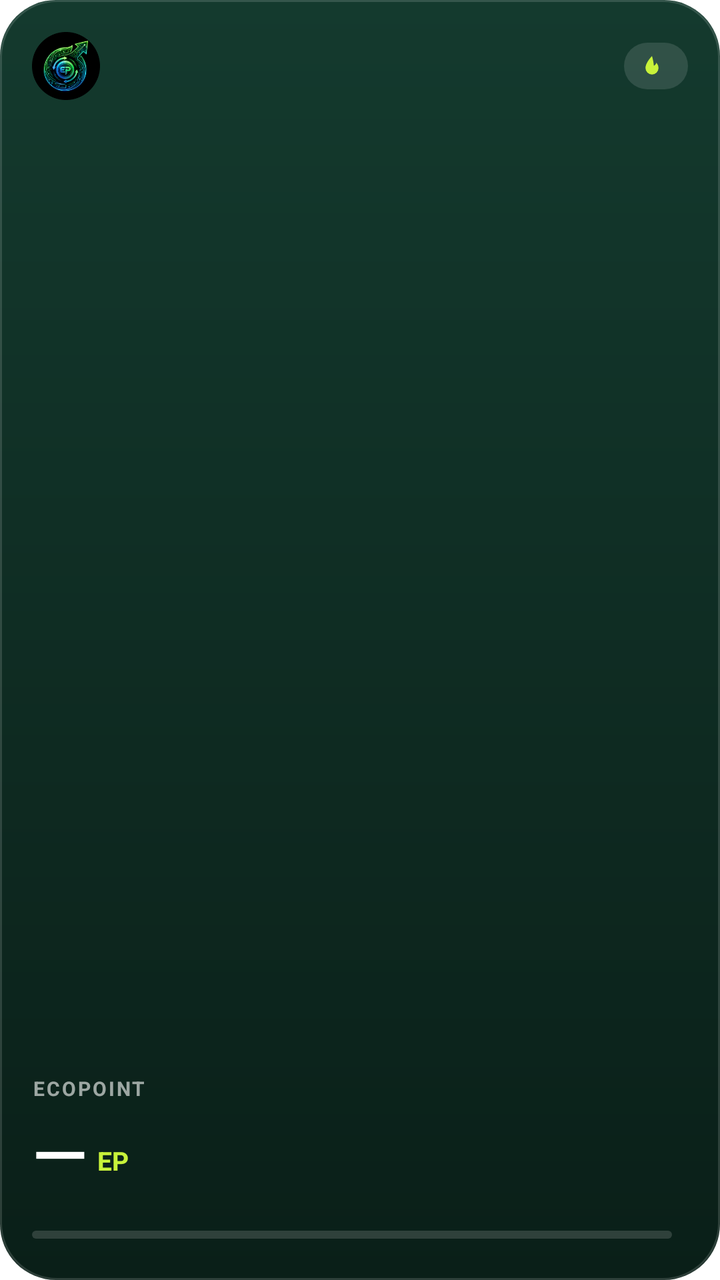
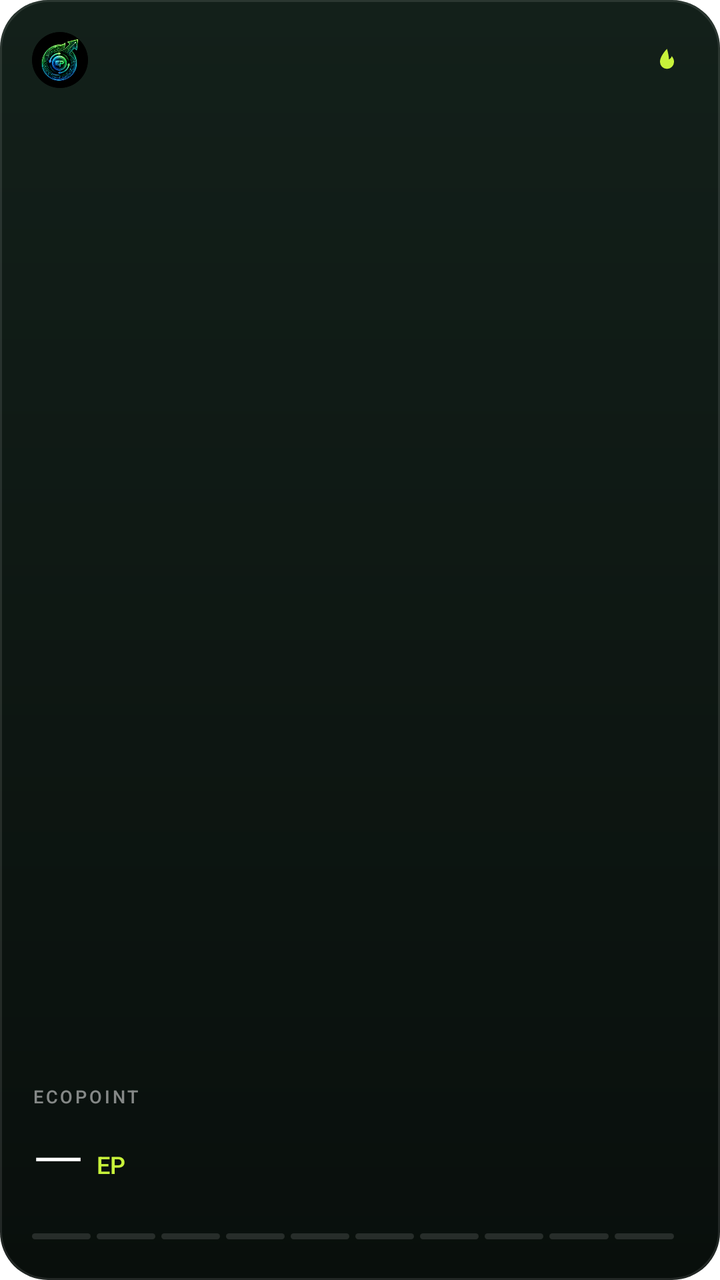

Two renders of the same Android screen: before a commit and after it. Below are the layout's source before the change and the commit's diff.
<!-- AndroidManifest.xml: fallback theme Theme.MaterialComponents.DayNight.NoActionBar -->
<!-- res/layout/ep_widget_s.xml -->
<?xml version="1.0" encoding="utf-8"?>
<FrameLayout xmlns:android="http://schemas.android.com/apk/res/android"
    android:id="@+id/ep_widget_root"
    android:layout_width="match_parent"
    android:layout_height="match_parent"
    android:background="@drawable/ep_widget_bg">

    <LinearLayout
        android:layout_width="match_parent"
        android:layout_height="match_parent"
        android:orientation="vertical"
        android:padding="16dp">

                        <LinearLayout
                android:layout_width="match_parent"
                android:layout_height="wrap_content"
                android:gravity="center_vertical"
                android:orientation="horizontal">
                <ImageView
                android:layout_width="34dp"
                android:layout_height="34dp"
                android:contentDescription="EcoPoint"
                android:scaleType="fitCenter"
                android:src="@drawable/ep_widget_logo" />
                <View
                android:layout_width="0dp"
                android:layout_height="1dp"
                android:layout_weight="1" />
                <LinearLayout
                android:id="@+id/ep_widget_streak_chip"
                android:layout_width="wrap_content"
                android:layout_height="wrap_content"
                android:background="@drawable/ep_widget_pill"
                android:gravity="center_vertical"
                android:orientation="horizontal"
                android:paddingStart="8dp"
                android:paddingTop="4dp"
                android:paddingEnd="9dp"
                android:paddingBottom="4dp">

                <ImageView
                    android:layout_width="12dp"
                    android:layout_height="12dp"
                    android:importantForAccessibility="no"
                    android:src="@drawable/ep_widget_flame" />

                <TextView
                    android:id="@+id/ep_widget_streak"
                    android:layout_width="wrap_content"
                    android:layout_height="wrap_content"
                    android:layout_marginStart="3dp"
                    android:includeFontPadding="false"
                    android:text=""
                    android:textColor="#FFC8F23A"
                    android:textSize="13sp"
                    android:textStyle="bold" />
            </LinearLayout>
            </LinearLayout>

            <View
                android:layout_width="match_parent"
                android:layout_height="0dp"
                android:layout_weight="1" />

            <TextView
                android:id="@+id/ep_widget_label"
                android:layout_width="wrap_content"
                android:layout_height="wrap_content"
                android:layout_marginBottom="6dp"
                android:letterSpacing="0.1"
                android:maxLines="1"
                android:text="EcoPoint"
                android:textAllCaps="true"
                android:textColor="#99FFFFFF"
                android:textSize="10sp"
                android:textStyle="bold" />

            <LinearLayout
                android:layout_width="wrap_content"
                android:layout_height="wrap_content"
                android:gravity="bottom"
                android:orientation="horizontal">

                <TextView
                    android:id="@+id/ep_widget_balance"
                    android:layout_width="wrap_content"
                    android:layout_height="wrap_content"
                    android:fontFamily="sans-serif-medium"
                    android:includeFontPadding="false"
                    android:maxLines="1"
                    android:text="—"
                    android:textColor="#FFFFFFFF"
                    android:textSize="36sp" />

                <TextView
                    android:id="@+id/ep_widget_unit"
                    android:layout_width="wrap_content"
                    android:layout_height="wrap_content"
                    android:layout_marginStart="5dp"
                    android:layout_marginBottom="5dp"
                    android:includeFontPadding="false"
                    android:text="EP"
                    android:textColor="#FFC8F23A"
                    android:textSize="13sp"
                    android:textStyle="bold" />
            </LinearLayout>

            <LinearLayout
                android:layout_width="match_parent"
                android:layout_height="wrap_content"
                android:layout_marginTop="12dp"
                android:gravity="center_vertical"
                android:orientation="horizontal">
                <ProgressBar
                    android:id="@+id/ep_widget_progress"
                    style="@android:style/Widget.ProgressBar.Horizontal"
                    android:layout_width="0dp"
                    android:layout_height="4dp"
                    android:layout_weight="1"
                    android:max="100"
                    android:progress="0"
                    android:progressDrawable="@drawable/ep_widget_progress" />
                <TextView
                    android:id="@+id/ep_widget_goal"
                    android:layout_width="wrap_content"
                    android:layout_height="wrap_content"
                    android:layout_marginStart="8dp"
                    android:includeFontPadding="false"
                    android:text=""
                    android:textColor="#B3FFFFFF"
                    android:textSize="11sp"
                    android:textStyle="bold" />
            </LinearLayout>
    </LinearLayout>
</FrameLayout>
<!-- resources referenced by this layout -->
<resources>
  <!-- drawable ep_widget_bg (drawable) -->
  <?xml version="1.0" encoding="utf-8"?>
  <layer-list xmlns:android="http://schemas.android.com/apk/res/android">
      <item>
          <shape android:shape="rectangle">
              <gradient android:angle="270" android:startColor="#FF143A2E" android:endColor="#FF0A1F18" />
              <corners android:radius="28dp" />
          </shape>
      </item>
      <item>
          <shape android:shape="rectangle">
              <stroke android:width="1dp" android:color="#24FFFFFF" />
              <corners android:radius="28dp" />
          </shape>
      </item>
  </layer-list>
  <!-- drawable ep_widget_flame (drawable) -->
  <?xml version="1.0" encoding="utf-8"?>
  <vector xmlns:android="http://schemas.android.com/apk/res/android"
      android:width="24dp"
      android:height="24dp"
      android:viewportWidth="24"
      android:viewportHeight="24">
      <path
          android:fillColor="#FFC8F23A"
          android:pathData="M12,2C12,2 5.5,8.5 5.5,14a6.5,6.5 0 0 0 13,0c0,-2.2 -1,-3.8 -2.1,-5.3c-0.5,1.6 -1.5,2.6 -2.6,3.1C13.8,8.2 12,2 12,2z" />
  </vector>
  <!-- drawable ep_widget_logo: png bitmap (drawable-nodpi, 46098 bytes) -->
  <!-- drawable ep_widget_pill (drawable) -->
  <?xml version="1.0" encoding="utf-8"?>
  <shape xmlns:android="http://schemas.android.com/apk/res/android" android:shape="rectangle">
      <solid android:color="#1FFFFFFF" />
      <corners android:radius="20dp" />
  </shape>
  <!-- drawable ep_widget_progress (drawable) -->
  <?xml version="1.0" encoding="utf-8"?>
  <layer-list xmlns:android="http://schemas.android.com/apk/res/android">
      <item android:id="@android:id/background">
          <shape android:shape="rectangle">
              <solid android:color="#26FFFFFF" />
              <corners android:radius="3dp" />
          </shape>
      </item>
      <item android:id="@android:id/progress">
          <clip>
              <shape android:shape="rectangle">
                  <solid android:color="#FFC8F23A" />
                  <corners android:radius="3dp" />
              </shape>
          </clip>
      </item>
  </layer-list>
</resources>

<!-- the commit's change to res/layout/ep_widget_s.xml (unified diff, before → after) -->
@@ -11,71 +11,72 @@
         android:orientation="vertical"
         android:padding="16dp">
 
-                        <LinearLayout
+            <LinearLayout
                 android:layout_width="match_parent"
                 android:layout_height="wrap_content"
                 android:gravity="center_vertical"
                 android:orientation="horizontal">
                 <ImageView
-                android:layout_width="34dp"
-                android:layout_height="34dp"
+                android:layout_width="28dp"
+                android:layout_height="28dp"
                 android:contentDescription="EcoPoint"
                 android:scaleType="fitCenter"
                 android:src="@drawable/ep_widget_logo" />
-                <View
+                <TextView
                 android:layout_width="0dp"
-                android:layout_height="1dp"
-                android:layout_weight="1" />
+                android:layout_height="wrap_content"
+                android:layout_weight="1"
+                android:importantForAccessibility="no"
+                android:text="" />
                 <LinearLayout
                 android:id="@+id/ep_widget_streak_chip"
                 android:layout_width="wrap_content"
                 android:layout_height="wrap_content"
-                android:background="@drawable/ep_widget_pill"
                 android:gravity="center_vertical"
-                android:orientation="horizontal"
-                android:paddingStart="8dp"
-                android:paddingTop="4dp"
-                android:paddingEnd="9dp"
-                android:paddingBottom="4dp">
+                android:orientation="horizontal">
 
                 <ImageView
-                    android:layout_width="12dp"
-                    android:layout_height="12dp"
+                    android:layout_width="13dp"
+                    android:layout_height="13dp"
                     android:importantForAccessibility="no"
+                    android:id="@+id/ep_widget_flame"
                     android:src="@drawable/ep_widget_flame" />
 
                 <TextView
                     android:id="@+id/ep_widget_streak"
                     android:layout_width="wrap_content"
                     android:layout_height="wrap_content"
-                    android:layout_marginStart="3dp"
+                    android:layout_marginStart="4dp"
+                    android:fontFamily="sans-serif-medium"
                     android:includeFontPadding="false"
                     android:text=""
-                    android:textColor="#FFC8F23A"
-                    android:textSize="13sp"
-                    android:textStyle="bold" />
-            </LinearLayout>
-            </LinearLayout>
-
-            <View
+                    android:textColor="#E6FFFFFF"
+                    android:textSize="14sp" />
+            </LinearLayout>
+            </LinearLayout>
+
+            <LinearLayout
                 android:layout_width="match_parent"
                 android:layout_height="0dp"
-                android:layout_weight="1" />
-
-            <TextView
+                android:layout_weight="1"
+                android:gravity="bottom"
+                android:orientation="vertical">
+                <TextView
                 android:id="@+id/ep_widget_label"
                 android:layout_width="wrap_content"
                 android:layout_height="wrap_content"
+                
+                android:layout_marginStart="0dp"
                 android:layout_marginBottom="6dp"
-                android:letterSpacing="0.1"
+                android:fontFamily="sans-serif-medium"
+                android:ellipsize="end"
+                android:letterSpacing="0.14"
                 android:maxLines="1"
                 android:text="EcoPoint"
                 android:textAllCaps="true"
-                android:textColor="#99FFFFFF"
-                android:textSize="10sp"
-                android:textStyle="bold" />
-
-            <LinearLayout
+                android:textColor="#80FFFFFF"
+                android:textSize="9sp" />
+                <LinearLayout
                 android:layout_width="wrap_content"
                 android:layout_height="wrap_content"
                 android:gravity="bottom"
@@ -85,51 +86,181 @@
                     android:id="@+id/ep_widget_balance"
                     android:layout_width="wrap_content"
                     android:layout_height="wrap_content"
-                    android:fontFamily="sans-serif-medium"
+                    android:fontFamily="sans-serif-light"
                     android:includeFontPadding="false"
                     android:maxLines="1"
                     android:text="—"
                     android:textColor="#FFFFFFFF"
-                    android:textSize="36sp" />
+                    android:textSize="34sp" />
 
                 <TextView
                     android:id="@+id/ep_widget_unit"
                     android:layout_width="wrap_content"
                     android:layout_height="wrap_content"
-                    android:layout_marginStart="5dp"
+                    android:layout_marginStart="6dp"
                     android:layout_marginBottom="5dp"
+                    android:fontFamily="sans-serif-medium"
                     android:includeFontPadding="false"
                     android:text="EP"
                     android:textColor="#FFC8F23A"
-                    android:textSize="13sp"
-                    android:textStyle="bold" />
-            </LinearLayout>
-
-            <LinearLayout
+                    android:textSize="12sp" />
+            </LinearLayout>
+                <LinearLayout
+                android:id="@+id/ep_widget_bar_row"
                 android:layout_width="match_parent"
                 android:layout_height="wrap_content"
                 android:layout_marginTop="12dp"
                 android:gravity="center_vertical"
                 android:orientation="horizontal">
-                <ProgressBar
-                    android:id="@+id/ep_widget_progress"
-                    style="@android:style/Widget.ProgressBar.Horizontal"
+
+                <LinearLayout
                     android:layout_width="0dp"
-                    android:layout_height="4dp"
+                    android:layout_height="wrap_content"
                     android:layout_weight="1"
-                    android:max="100"
-                    android:progress="0"
-                    android:progressDrawable="@drawable/ep_widget_progress" />
+                    android:orientation="horizontal">
+                    <FrameLayout
+                        android:layout_width="0dp"
+                        android:layout_height="3dp"
+                        android:layout_marginEnd="3dp"
+                        android:layout_weight="1"
+                        android:background="@drawable/ep_widget_seg_off">
+                        <LinearLayout
+                            android:id="@+id/ep_widget_seg_0"
+                            android:layout_width="match_parent"
+                            android:layout_height="match_parent"
+                            android:background="@drawable/ep_widget_seg_on"
+                            android:visibility="gone" />
+                    </FrameLayout>
+                    <FrameLayout
+                        android:layout_width="0dp"
+                        android:layout_height="3dp"
+                        android:layout_marginEnd="3dp"
+                        android:layout_weight="1"
+                        android:background="@drawable/ep_widget_seg_off">
+                        <LinearLayout
+                            android:id="@+id/ep_widget_seg_1"
+                            android:layout_width="match_parent"
+                            android:layout_height="match_parent"
+                            android:background="@drawable/ep_widget_seg_on"
+                            android:visibility="gone" />
+                    </FrameLayout>
+                    <FrameLayout
+                        android:layout_width="0dp"
+                        android:layout_height="3dp"
+                        android:layout_marginEnd="3dp"
+                        android:layout_weight="1"
+                        android:background="@drawable/ep_widget_seg_off">
+                        <LinearLayout
+                            android:id="@+id/ep_widget_seg_2"
+                            android:layout_width="match_parent"
+                            android:layout_height="match_parent"
+                            android:background="@drawable/ep_widget_seg_on"
+                            android:visibility="gone" />
+                    </FrameLayout>
+                    <FrameLayout
+                        android:layout_width="0dp"
+                        android:layout_height="3dp"
+                        android:layout_marginEnd="3dp"
+                        android:layout_weight="1"
+                        android:background="@drawable/ep_widget_seg_off">
+                        <LinearLayout
+                            android:id="@+id/ep_widget_seg_3"
+                            android:layout_width="match_parent"
+                            android:layout_height="match_parent"
+                            android:background="@drawable/ep_widget_seg_on"
+                            android:visibility="gone" />
+                    </FrameLayout>
+                    <FrameLayout
+                        android:layout_width="0dp"
+                        android:layout_height="3dp"
+                        android:layout_marginEnd="3dp"
+                        android:layout_weight="1"
+                        android:background="@drawable/ep_widget_seg_off">
+                        <LinearLayout
+                            android:id="@+id/ep_widget_seg_4"
+                            android:layout_width="match_parent"
+                            android:layout_height="match_parent"
+                            android:background="@drawable/ep_widget_seg_on"
+                            android:visibility="gone" />
+                    </FrameLayout>
+                    <FrameLayout
+                        android:layout_width="0dp"
+                        android:layout_height="3dp"
+                        android:layout_marginEnd="3dp"
+                        android:layout_weight="1"
+                        android:background="@drawable/ep_widget_seg_off">
+                        <LinearLayout
+                            android:id="@+id/ep_widget_seg_5"
+                            android:layout_width="match_parent"
+                            android:layout_height="match_parent"
+                            android:background="@drawable/ep_widget_seg_on"
+                            android:visibility="gone" />
+                    </FrameLayout>
+                    <FrameLayout
+                        android:layout_width="0dp"
+                        android:layout_height="3dp"
+                        android:layout_marginEnd="3dp"
+                        android:layout_weight="1"
+                        android:background="@drawable/ep_widget_seg_off">
+                        <LinearLayout
+                            android:id="@+id/ep_widget_seg_6"
+                            android:layout_width="match_parent"
+                            android:layout_height="match_parent"
+                            android:background="@drawable/ep_widget_seg_on"
+                            android:visibility="gone" />
+                    </FrameLayout>
+                    <FrameLayout
+                        android:layout_width="0dp"
+                        android:layout_height="3dp"
+                        android:layout_marginEnd="3dp"
+                        android:layout_weight="1"
+                        android:background="@drawable/ep_widget_seg_off">
+                        <LinearLayout
+                            android:id="@+id/ep_widget_seg_7"
+                            android:layout_width="match_parent"
+                            android:layout_height="match_parent"
+                            android:background="@drawable/ep_widget_seg_on"
+                            android:visibility="gone" />
+                    </FrameLayout>
+                    <FrameLayout
+                        android:layout_width="0dp"
+                        android:layout_height="3dp"
+                        android:layout_marginEnd="3dp"
+                        android:layout_weight="1"
+                        android:background="@drawable/ep_widget_seg_off">
+                        <LinearLayout
+                            android:id="@+id/ep_widget_seg_8"
+                            android:layout_width="match_parent"
+                            android:layout_height="match_parent"
+                            android:background="@drawable/ep_widget_seg_on"
+                            android:visibility="gone" />
+                    </FrameLayout>
+                    <FrameLayout
+                        android:layout_width="0dp"
+                        android:layout_height="3dp"
+                        android:layout_marginEnd="3dp"
+                        android:layout_weight="1"
+                        android:background="@drawable/ep_widget_seg_off">
+                        <LinearLayout
+                            android:id="@+id/ep_widget_seg_9"
+                            android:layout_width="match_parent"
+                            android:layout_height="match_parent"
+                            android:background="@drawable/ep_widget_seg_on"
+                            android:visibility="gone" />
+                    </FrameLayout>
+                </LinearLayout>
+
                 <TextView
                     android:id="@+id/ep_widget_goal"
                     android:layout_width="wrap_content"
                     android:layout_height="wrap_content"
-                    android:layout_marginStart="8dp"
+                    android:layout_marginStart="4dp"
+                    android:fontFamily="sans-serif-medium"
                     android:includeFontPadding="false"
                     android:text=""
-                    android:textColor="#B3FFFFFF"
-                    android:textSize="11sp"
-                    android:textStyle="bold" />
+                    android:textColor="#99FFFFFF"
+                    android:textSize="10sp" />
+            </LinearLayout>
             </LinearLayout>
     </LinearLayout>
 </FrameLayout>
<!-- resource entries referenced after the edit -->
@@ -5,14 +5,14 @@
   <layer-list xmlns:android="http://schemas.android.com/apk/res/android">
       <item>
           <shape android:shape="rectangle">
-              <gradient android:angle="270" android:startColor="#FF143A2E" android:endColor="#FF0A1F18" />
-              <corners android:radius="28dp" />
+              <gradient android:angle="270" android:startColor="#FF13201A" android:endColor="#FF090F0C" />
+              <corners android:radius="24dp" />
           </shape>
       </item>
       <item>
           <shape android:shape="rectangle">
-              <stroke android:width="1dp" android:color="#24FFFFFF" />
-              <corners android:radius="28dp" />
+              <stroke android:width="1dp" android:color="#1AFFFFFF" />
+              <corners android:radius="24dp" />
           </shape>
       </item>
   </layer-list>
@@ -28,29 +28,17 @@
           android:pathData="M12,2C12,2 5.5,8.5 5.5,14a6.5,6.5 0 0 0 13,0c0,-2.2 -1,-3.8 -2.1,-5.3c-0.5,1.6 -1.5,2.6 -2.6,3.1C13.8,8.2 12,2 12,2z" />
   </vector>
   <!-- drawable ep_widget_logo: png bitmap (drawable-nodpi, 46098 bytes) -->
-  <!-- drawable ep_widget_pill (drawable) -->
+  <!-- drawable ep_widget_seg_off (drawable) -->
   <?xml version="1.0" encoding="utf-8"?>
   <shape xmlns:android="http://schemas.android.com/apk/res/android" android:shape="rectangle">
       <solid android:color="#1FFFFFFF" />
-      <corners android:radius="20dp" />
+      <corners android:radius="2dp" />
   </shape>
-  <!-- drawable ep_widget_progress (drawable) -->
+  <!-- drawable ep_widget_seg_on (drawable) -->
   <?xml version="1.0" encoding="utf-8"?>
-  <layer-list xmlns:android="http://schemas.android.com/apk/res/android">
-      <item android:id="@android:id/background">
-          <shape android:shape="rectangle">
-              <solid android:color="#26FFFFFF" />
-              <corners android:radius="3dp" />
-          </shape>
-      </item>
-      <item android:id="@android:id/progress">
-          <clip>
-              <shape android:shape="rectangle">
-                  <solid android:color="#FFC8F23A" />
-                  <corners android:radius="3dp" />
-              </shape>
-          </clip>
-      </item>
-  </layer-list>
+  <shape xmlns:android="http://schemas.android.com/apk/res/android" android:shape="rectangle">
+      <solid android:color="#FFC8F23A" />
+      <corners android:radius="2dp" />
+  </shape>
 </resources>
 
